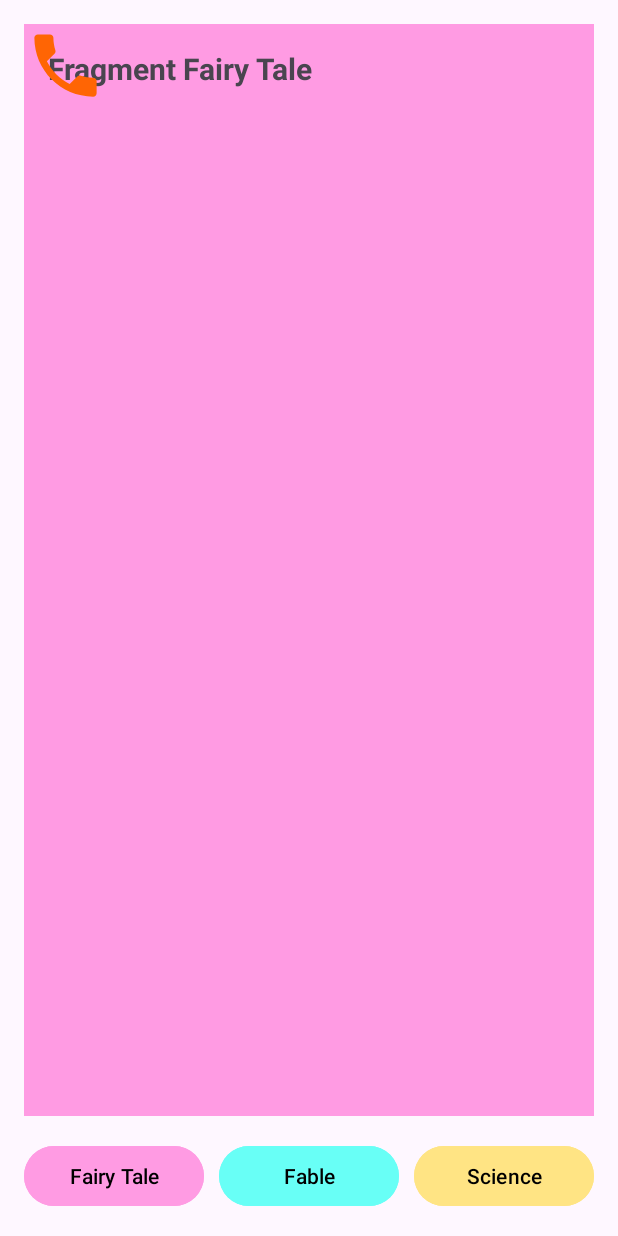
After one commit to dimasmmr/projectbp2641, an Android app: the fragment FairyFragment placed in its activity, on a phone screen of 412 x 824 dp. The commit adds this screen. Run offline under Robolectric (Android 15) with nearby library versions, the phone set to English and light mode, and no system bars.

Commit message:
update prak 5 fragment

```diff
--- a/app/src/main/AndroidManifest.xml
+++ b/app/src/main/AndroidManifest.xml
@@ -12,6 +12,9 @@
         android:supportsRtl="true"
         android:theme="@style/Theme.Projectbp2641"
         tools:targetApi="31">
+        <activity
+            android:name=".BookKidActivity"
+            android:exported="false" />
         <activity
             android:name=".AboutActivity"
             android:exported="false" />
--- /dev/null
+++ b/app/src/main/java/com/example/projectbp2641/BookKidActivity.kt
@@ -0,0 +1,37 @@
+package com.example.projectbp2641
+
+import androidx.appcompat.app.AppCompatActivity
+import android.os.Bundle
+import android.widget.Button
+import androidx.fragment.app.Fragment
+
+class BookKidActivity : AppCompatActivity() {
+    override fun onCreate(savedInstanceState: Bundle?) {
+        super.onCreate(savedInstanceState)
+        setContentView(R.layout.activity_book_kid)
+
+        val btnFairy : Button = findViewById(R.id.btnFairy)
+        val btnFable : Button = findViewById(R.id.btnFable)
+        val btnSc :Button = findViewById(R.id.btnScience)
+
+        btnFairy.setOnClickListener{
+            replaceFragment(FairyFragment())
+        }
+
+        btnFable.setOnClickListener{
+            replaceFragment(FableFragment())
+        }
+
+        btnSc.setOnClickListener{
+            replaceFragment(ScienceFragment())
+        }
+
+
+    }
+    private  fun replaceFragment(frg:Fragment){
+        val fragmentManager = supportFragmentManager
+        val fragmentTrx = fragmentManager.beginTransaction()
+        fragmentTrx.replace(R.id.fragKid,frg)
+        fragmentTrx.commit()
+    }
+}
--- /dev/null
+++ b/app/src/main/java/com/example/projectbp2641/FairyFragment.kt
@@ -0,0 +1,59 @@
+package com.example.projectbp2641
+
+import android.os.Bundle
+import androidx.fragment.app.Fragment
+import android.view.LayoutInflater
+import android.view.View
+import android.view.ViewGroup
+
+// TODO: Rename parameter arguments, choose names that match
+// the fragment initialization parameters, e.g. ARG_ITEM_NUMBER
+private const val ARG_PARAM1 = "param1"
+private const val ARG_PARAM2 = "param2"
+
+/**
+ * A simple [Fragment] subclass.
+ * Use the [FairyFragment.newInstance] factory method to
+ * create an instance of this fragment.
+ */
+class FairyFragment : Fragment() {
+    // TODO: Rename and change types of parameters
+    private var param1: String? = null
+    private var param2: String? = null
+
+    override fun onCreate(savedInstanceState: Bundle?) {
+        super.onCreate(savedInstanceState)
+        arguments?.let {
+            param1 = it.getString(ARG_PARAM1)
+            param2 = it.getString(ARG_PARAM2)
+        }
+    }
+
+    override fun onCreateView(
+        inflater: LayoutInflater, container: ViewGroup?,
+        savedInstanceState: Bundle?
+    ): View? {
+        // Inflate the layout for this fragment
+        return inflater.inflate(R.layout.fragment_fairy, container, false)
+    }
+
+    companion object {
+        /**
+         * Use this factory method to create a new instance of
+         * this fragment using the provided parameters.
+         *
+         * @param param1 Parameter 1.
+         * @param param2 Parameter 2.
+         * @return A new instance of fragment FairyFragment.
+         */
+        // TODO: Rename and change types and number of parameters
+        @JvmStatic
+        fun newInstance(param1: String, param2: String) =
+            FairyFragment().apply {
+                arguments = Bundle().apply {
+                    putString(ARG_PARAM1, param1)
+                    putString(ARG_PARAM2, param2)
+                }
+            }
+    }
+}
--- a/app/src/main/java/com/example/projectbp2641/HomeActivity.kt
+++ b/app/src/main/java/com/example/projectbp2641/HomeActivity.kt
@@ -11,6 +11,12 @@ class HomeActivity : AppCompatActivity() {
         setContentView(R.layout.activity_home)
 
         val btnmore: Button = findViewById(R.id.menu4   )
+        val btnBook : Button = findViewById(R.id.menu2)
+
+        btnBook.setOnClickListener{
+            val intent = Intent(this,BookKidActivity::class.java)
+            startActivity(intent)
+        }
 
         btnmore.setOnClickListener{
             val intent = Intent(this,AboutActivity::class.java)
--- /dev/null
+++ b/app/src/main/res/layout/activity_book_kid.xml
@@ -0,0 +1,63 @@
+<?xml version="1.0" encoding="utf-8"?>
+<androidx.constraintlayout.widget.ConstraintLayout xmlns:android="http://schemas.android.com/apk/res/android"
+    xmlns:app="http://schemas.android.com/apk/res-auto"
+    xmlns:tools="http://schemas.android.com/tools"
+    android:layout_width="match_parent"
+    android:layout_height="match_parent"
+    tools:context=".BookKidActivity">
+
+    <androidx.fragment.app.FragmentContainerView
+        android:id="@+id/fragKid"
+        android:layout_width="match_parent"
+        android:layout_height="0dp"
+        android:layout_marginStart="16dp"
+        android:layout_marginTop="16dp"
+        android:layout_marginEnd="16dp"
+        android:layout_marginBottom="16dp"
+        app:layout_constraintBottom_toTopOf="@+id/btnFable"
+        app:layout_constraintEnd_toEndOf="parent"
+        app:layout_constraintStart_toStartOf="parent"
+        app:layout_constraintTop_toTopOf="parent" />
+
+    <Button
+        android:id="@+id/btnFairy"
+        android:layout_width="120dp"
+        android:layout_height="wrap_content"
+        android:layout_marginStart="16dp"
+        android:layout_marginBottom="16dp"
+        android:backgroundTint="#FF9BE3"
+        android:text="Fairy Tale"
+        android:textColor="@color/black"
+        app:layout_constraintBottom_toBottomOf="parent"
+        app:layout_constraintStart_toStartOf="parent" />
+
+    <Button
+        android:id="@+id/btnFable"
+        android:layout_width="120dp"
+        android:layout_height="wrap_content"
+
+        android:layout_marginBottom="16dp"
+        android:backgroundTint="#68fff6"
+        android:text="Fable"
+        android:textColor="@color/black"
+        app:layout_constraintBottom_toBottomOf="parent"
+        app:layout_constraintEnd_toStartOf="@id/btnScience"
+        app:layout_constraintStart_toEndOf="@id/btnFairy" />
+
+    <Button
+        android:id="@+id/btnScience"
+        android:layout_width="120dp"
+        android:layout_height="wrap_content"
+        android:layout_marginEnd="16dp"
+        android:layout_marginBottom="16dp"
+        android:backgroundTint="#ffe484"
+        android:text="Science"
+        android:textColor="@color/black"
+        app:layout_constraintBottom_toBottomOf="parent"
+        app:layout_constraintEnd_toEndOf="parent" />
+
+
+
+
+
+</androidx.constraintlayout.widget.ConstraintLayout>
--- /dev/null
+++ b/app/src/main/res/layout/fragment_fairy.xml
@@ -0,0 +1,23 @@
+<?xml version="1.0" encoding="utf-8"?>
+<FrameLayout xmlns:android="http://schemas.android.com/apk/res/android"
+    xmlns:tools="http://schemas.android.com/tools"
+    android:layout_width="match_parent"
+    android:layout_height="match_parent"
+    tools:context=".FairyFragment"
+    android:background="#FF9BE3">
+
+    <!-- TODO: Update blank fragment layout -->
+    <TextView
+        android:layout_width="match_parent"
+        android:layout_height="wrap_content"
+        android:textStyle="bold"
+        android:textSize="20dp"
+        android:layout_margin="16dp"
+        android:text="Fragment Fairy Tale" />
+
+    <ImageView
+        android:layout_width="wrap_content"
+        android:layout_height="wrap_content"
+        android:src="@drawable/baseline_local_phone_24" />
+
+</FrameLayout>
--- a/app/src/main/res/values/strings.xml
+++ b/app/src/main/res/values/strings.xml
@@ -1,3 +1,5 @@
 <resources>
     <string name="app_name">projectbp2641</string>
+    <!-- TODO: Remove or change this placeholder text -->
+    <string name="hello_blank_fragment">Hello blank fragment</string>
 </resources>
```
Also changed, not shown: app/src/main/java/com/example/projectbp2641/FableFragment.kt (added, +59 -0 lines), app/src/main/java/com/example/projectbp2641/ScienceFragment.kt (added, +59 -0 lines), app/src/main/res/layout/fragment_fable.xml (added, +18 -0 lines), app/src/main/res/layout/fragment_science.xml (added, +18 -0 lines).
